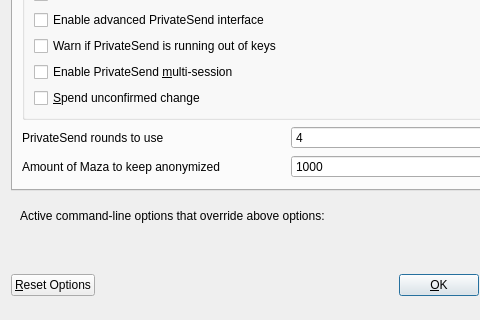
Old version of the form src/qt/forms/optionsdialog.ui in the repository mazanetwork/maza; both pictures show x 0 to 480 and y 117 to 437 of the 576 by 437 pixel window.
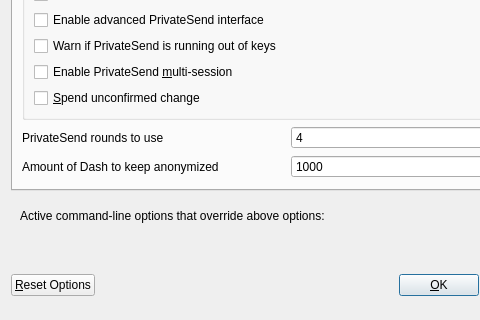
New version of the form. The open tabs and pages were chosen to show the change. Custom widgets are drawn as their Qt base class.

```diff
--- a/src/qt/forms/optionsdialog.ui
+++ b/src/qt/forms/optionsdialog.ui
@@ -253,7 +253,7 @@
             <string notr="true"/>
            </property>
            <property name="text">
-            <string>Amount of Maza to keep anonymized</string>
+            <string>Amount of Dash to keep anonymized</string>
            </property>
           </widget>
          </item>
```
Left out of the diff: 8 changed lines with no effect on the pictures.
